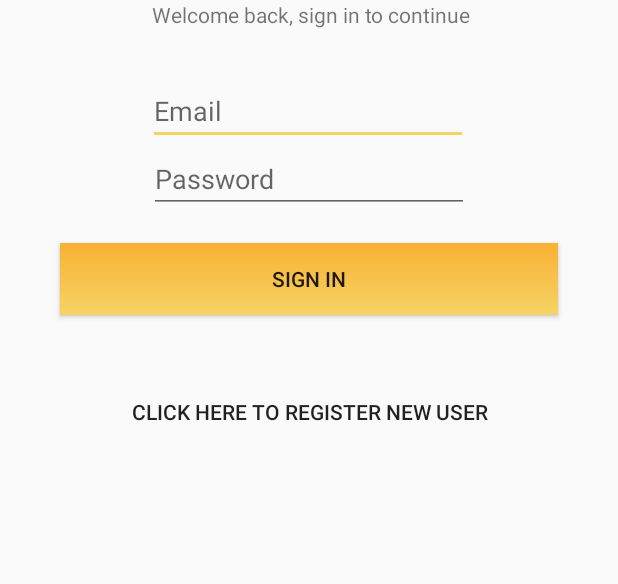
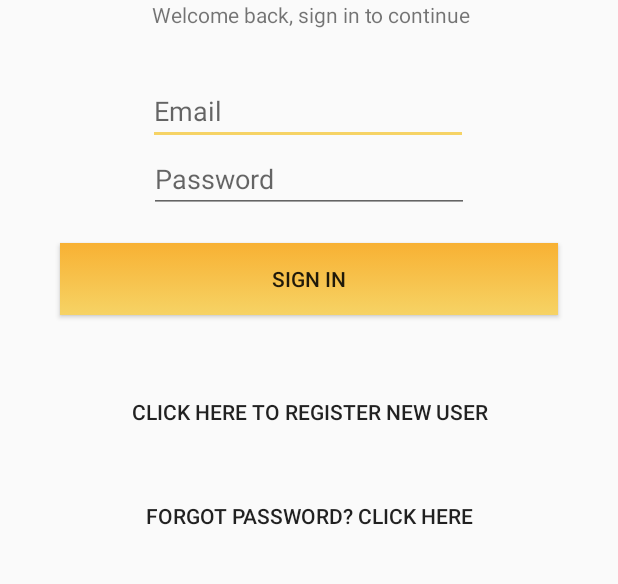
Before and after one commit to Greiff94/SportFrontEnd, an Android app: the screen it shows after launch (MainActivity), in the side drawer, after a tap on "Login", on a phone screen of 412 x 824 dp, the part 360-944 px from its top. Run offline under Robolectric (Android 15) with nearby library versions, the phone set to English and light mode, and no system bars; pictures from the network do not load; Roboto replaces fonts that are not available here; 2 statements that could not run were skipped.

Commit message:
Forgot password now works properly and changed popup colors

```diff
--- a/app/src/main/java/no/ntnu/sportsapp/fragments/AddEventFragment.java
+++ b/app/src/main/java/no/ntnu/sportsapp/fragments/AddEventFragment.java
@@ -253,11 +253,6 @@ public class AddEventFragment extends Fragment implements View.OnClickListener,
             e.printStackTrace();
             return;
         }
-        if (locationName == null || latLng == null) {
-            location = "Not available";
-            latlngLocation = "Not available";
-            return;
-        }
 
         if (description.isEmpty()) {
             editTextDesc.setError("Description is required");
--- a/app/src/main/java/no/ntnu/sportsapp/fragments/LoginFragment.java
+++ b/app/src/main/java/no/ntnu/sportsapp/fragments/LoginFragment.java
@@ -28,6 +28,7 @@ public class LoginFragment extends Fragment implements View.OnClickListener {
     private EditText passwordEditText;
     private Button lbutton;
     private Button cregister;
+    private Button forgotpwdBtn;
 
     @Nullable
     @Override
@@ -51,6 +52,12 @@ public class LoginFragment extends Fragment implements View.OnClickListener {
                 Fragment fragment = new RegisterFragment();
                 FragmentTransaction transaction = getFragmentManager().beginTransaction();
                 transaction.replace(R.id.fragment_container, fragment).commit();
+                break;
+
+            case R.id.lforgotpwd:
+                Fragment fpwdfragment = new ForgotPasswordFragment();
+                FragmentTransaction fragmentTransaction = getFragmentManager().beginTransaction();
+                fragmentTransaction.replace(R.id.fragment_container, fpwdfragment).commit();
                 break;
         }
     }
@@ -107,9 +114,11 @@ public class LoginFragment extends Fragment implements View.OnClickListener {
         passwordEditText = view.findViewById(R.id.lpwd);
         lbutton = view.findViewById(R.id.lbutton);
         cregister = view.findViewById(R.id.lregister);
+        forgotpwdBtn = view.findViewById(R.id.lforgotpwd);
 
         //Listeners for the buttons, declaring them for this fragment
         lbutton.setOnClickListener(this);
         cregister.setOnClickListener(this);
+        forgotpwdBtn.setOnClickListener(this);
     }
 }
--- a/app/src/main/java/no/ntnu/sportsapp/rest/AppInterface.java
+++ b/app/src/main/java/no/ntnu/sportsapp/rest/AppInterface.java
@@ -30,6 +30,9 @@ public interface AppInterface {
                                            @Field("lname") String lastName,
                                            @Field("email") String email,
                                            @Field("pwd") String pwd);
+
+    @GET("auth/resetpassword")
+    public Call<ResponseBody> resetPassword(@Query("uid") String userid);
 
     @GET("auth/currentuser")
     public Call<User> currentUser(@Header("Authorization") String token);
--- a/app/src/main/res/layout/fragment_login.xml
+++ b/app/src/main/res/layout/fragment_login.xml
@@ -78,5 +78,19 @@
         app:layout_constraintTop_toBottomOf="@+id/lbutton"
         app:layout_constraintVertical_bias="0.068" />
 
+    <Button
+        android:id="@+id/lforgotpwd"
+        android:layout_width="match_parent"
+        android:layout_height="wrap_content"
+        android:layout_marginHorizontal="40dp"
+        android:layout_marginTop="5dp"
+        android:background="@color/transparent"
+        android:text="Forgot password? Click here"
+        app:layout_constraintBottom_toBottomOf="parent"
+        app:layout_constraintEnd_toEndOf="parent"
+        app:layout_constraintStart_toStartOf="parent"
+        app:layout_constraintTop_toBottomOf="@+id/lregister"
+        app:layout_constraintVertical_bias="0.068" />
+
 
 </androidx.constraintlayout.widget.ConstraintLayout>
--- a/app/src/main/res/layout/popup.xml
+++ b/app/src/main/res/layout/popup.xml
@@ -26,7 +26,7 @@
         android:id="@+id/popupcancel"
         android:layout_width="wrap_content"
         android:layout_height="wrap_content"
-        android:background="@color/transparent"
+        android:background="@color/grey"
         android:layout_weight="1"
         android:text="Cancel" />
 
```
Also changed, not shown: app/src/main/java/no/ntnu/sportsapp/fragments/ForgotPasswordFragment.java (added, +96 -0 lines), app/src/main/res/layout/fragment_forgotpwd.xml (added, +69 -0 lines).
